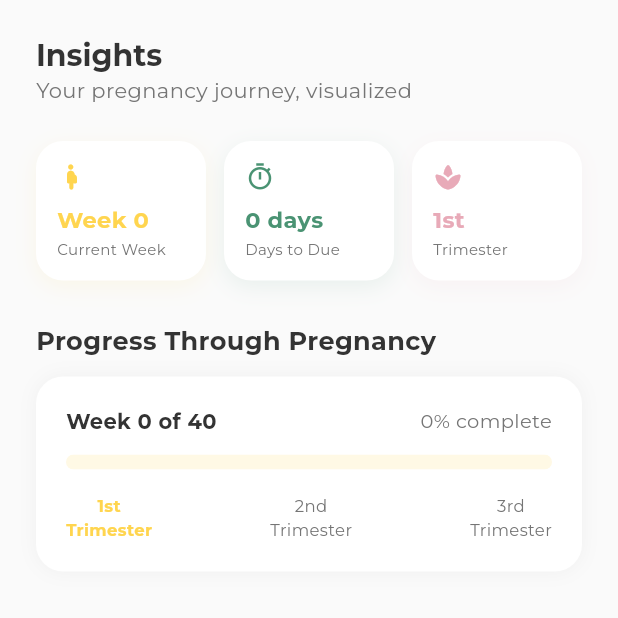
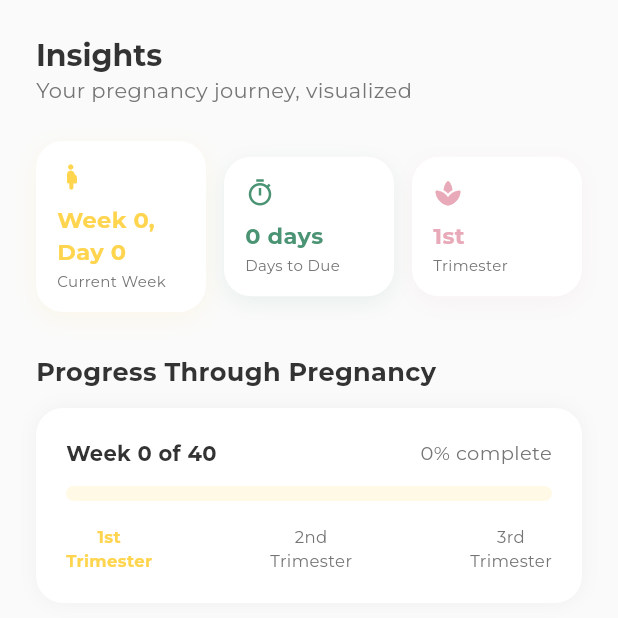
Before and after one commit to Sajawal07/zaya, a Flutter app: the _PregnancyInsights screen opened directly, on a phone screen of 412 x 824 dp, the top half of it. Run offline on Flutter 3.47's test engine with Material 3 defaults, Android fonts, the phone set to English and light mode, and no system bars; our stand-ins replace awesome_notifications, cloud_firestore, cloud_functions, firebase_auth, firebase_core, firebase_messaging and 15 more; missing offline and left inert: health; accounts and stored records are empty; generated files the repository leaves out were written again.

Commit message:
Fix pregnancy week/day calculation bug: use PregnancyService.calculateProgress() consistently, store dates as UTC, invalidate providers on update

```diff
--- a/lib/features/home/presentation/screens/home_screen.dart
+++ b/lib/features/home/presentation/screens/home_screen.dart
@@ -325,7 +325,7 @@ class HomeScreen extends ConsumerWidget {
                 final user = FirebaseAuth.instance.currentUser;
                 if (user != null) {
                   final metrics = await db.getUserMetrics(user.uid) ?? UserMetrics()..userId = user.uid;
-                  metrics.lastPeriodDate = date;
+                  metrics.lastPeriodDate = date.toUtc();
                   await db.saveUserMetrics(metrics);
 
                   // Notification Sync & Local Batch Scheduling
--- a/lib/features/insights/presentation/screens/insights_screen.dart
+++ b/lib/features/insights/presentation/screens/insights_screen.dart
@@ -12,6 +12,7 @@ import '../../../../providers/health_analytics_provider.dart';
 import 'package:hercycle_bloom/shared/widgets/empty_state.dart';
 import 'package:hercycle_bloom/shared/widgets/app_loader.dart';
 import 'package:hercycle_bloom/features/profile/presentation/screens/premium_paywall_screen.dart';
+import 'package:hercycle_bloom/features/pregnancy/domain/pregnancy_service.dart';
 
 class InsightsScreen extends ConsumerWidget {
   const InsightsScreen({super.key});
@@ -277,11 +278,12 @@ class _PregnancyInsights extends ConsumerWidget {
   @override
   Widget build(BuildContext context, WidgetRef ref) {
     final metrics = ref.watch(userMetricsProvider).value;
-    final startDate = metrics?.lastPeriodDate;
-    final now = DateTime.now();
-    final week = startDate != null ? (now.difference(startDate).inDays ~/ 7) : 0;
+    final startDate = metrics?.lastPeriodDate?.toLocal();
+    final progress = startDate != null ? PregnancyService.calculateProgress(lastPeriodDate: startDate) : {'week': 0, 'day': 0};
+    final week = progress['week'] ?? 0;
+    final day = progress['day'] ?? 0;
     final daysLeft = startDate != null
-        ? startDate.add(const Duration(days: 280)).difference(now).inDays
+        ? 280 - (progress['week']! * 7 + progress['day']!)
         : 0;
 
     return Scaffold(
@@ -308,7 +310,7 @@ class _PregnancyInsights extends ConsumerWidget {
               sliver: SliverToBoxAdapter(
                 child: Row(
                   children: [
-                    Expanded(child: _StatCard(label: 'Current Week', value: 'Week $week', icon: Icons.pregnant_woman_rounded, color: AppColors.pregnancyGold)),
+                    Expanded(child: _StatCard(label: 'Current Week', value: 'Week $week, Day $day', icon: Icons.pregnant_woman_rounded, color: AppColors.pregnancyGold)),
                     const SizedBox(width: 12),
                     Expanded(child: _StatCard(label: 'Days to Due', value: '$daysLeft days', icon: Icons.timer_outlined, color: const Color(0xFF4A9373))),
                     const SizedBox(width: 12),
--- a/lib/features/pregnancy/presentation/screens/pregnancy_home_screen.dart
+++ b/lib/features/pregnancy/presentation/screens/pregnancy_home_screen.dart
@@ -374,6 +374,7 @@ class _PregnancyOnboardingState extends ConsumerState<_PregnancyOnboarding> {
     setState(() => _isLoading = true);
     try {
       await ref.read(userMetricsProvider.notifier).updatePregnancyMode(true, startDate: _selectedLmp);
+      ref.invalidate(activePregnancyProvider);
     } finally {
       if (mounted) {
         setState(() => _isLoading = false);
```
Also changed, not shown: lib/features/ai/presentation/screens/ai_chat_screen.dart (+4 -3 lines), lib/features/pregnancy/presentation/screens/baby_screen.dart (+4 -3 lines), lib/providers/metrics_provider.dart (+5 -2 lines).
